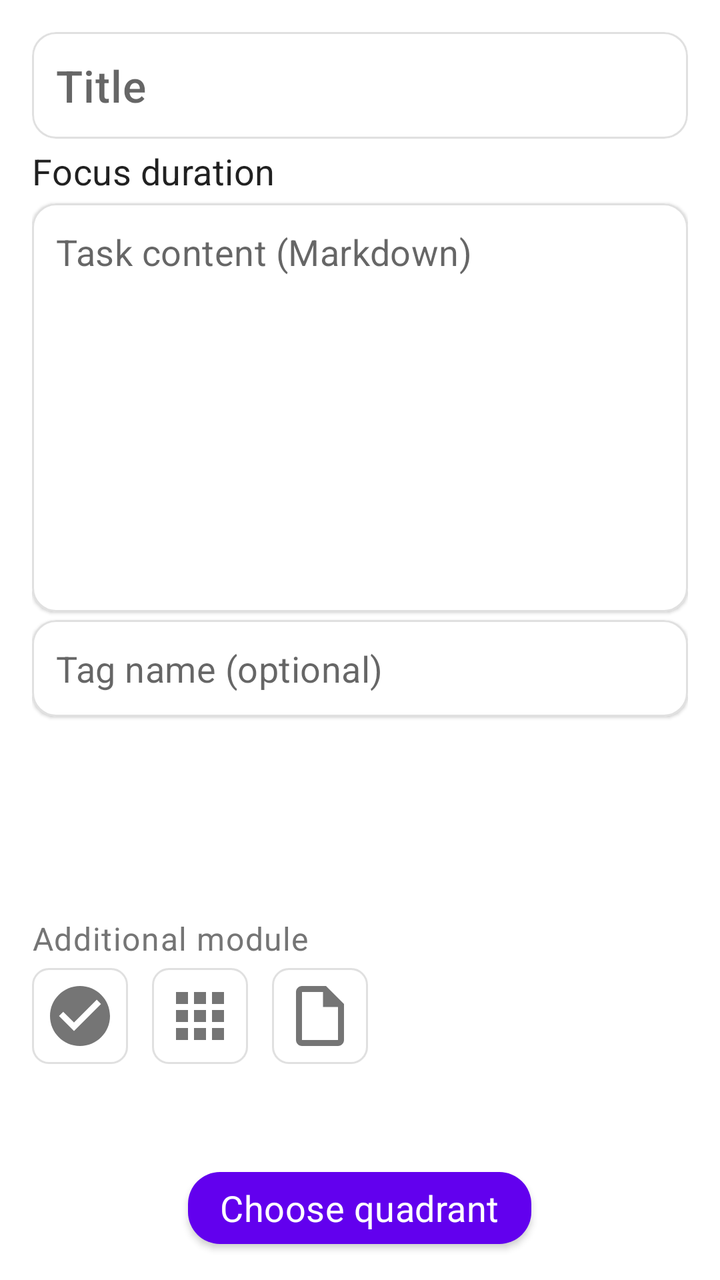
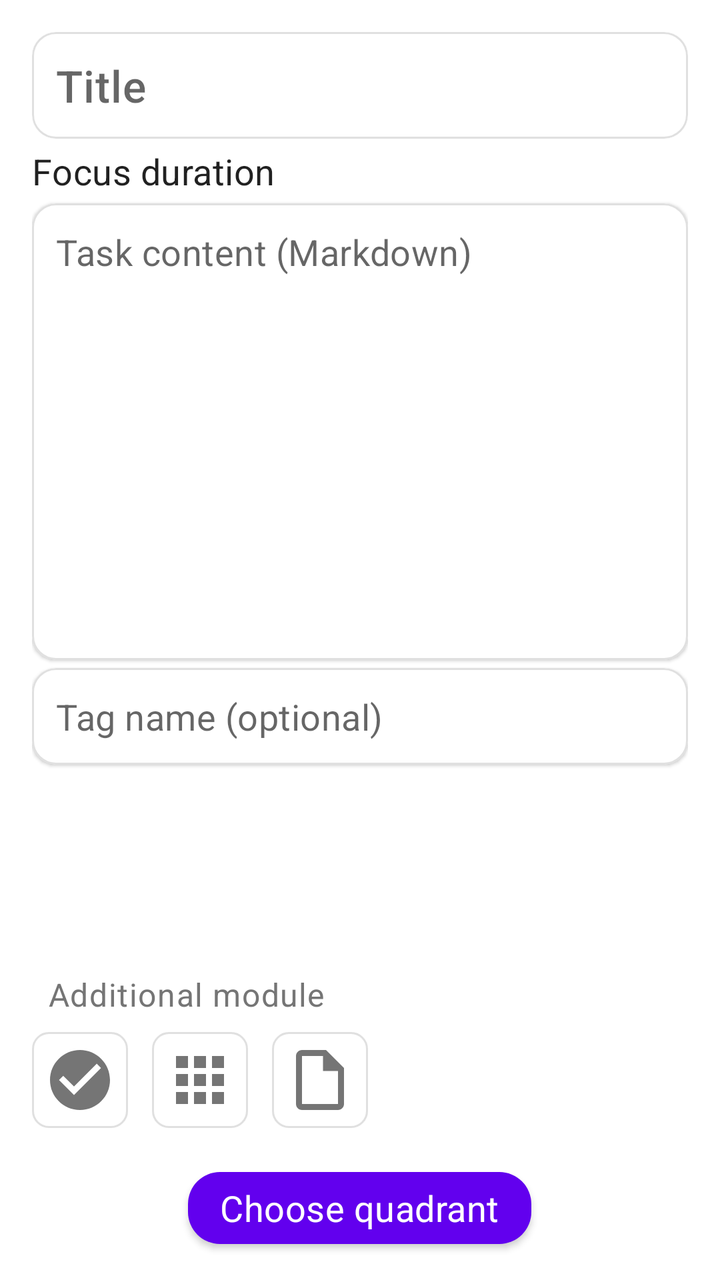

An Android layout rendered at two revisions. The XML below is the earlier revision; the diff shows what the commit changed to produce the second picture.
<!-- AndroidManifest.xml: application theme Theme.JustNow -->
<!-- res/layout/fragment_task_edit.xml -->
<?xml version="1.0" encoding="utf-8"?>
<LinearLayout xmlns:android="http://schemas.android.com/apk/res/android"
    xmlns:app="http://schemas.android.com/apk/res-auto"
    android:layout_width="match_parent"
    android:layout_height="match_parent"
    android:orientation="vertical"
    android:background="?android:attr/colorBackground">

    <LinearLayout
        android:layout_width="match_parent"
        android:layout_height="0dp"
        android:layout_weight="1"
        android:orientation="vertical"
        android:clipChildren="false"
        android:padding="16dp">

        
        <com.google.android.material.card.MaterialCardView
            android:id="@+id/card_title"
            android:layout_width="match_parent"
            android:layout_height="wrap_content"
            app:cardElevation="1dp"
            app:cardCornerRadius="12dp"
            app:strokeWidth="1dp"
            app:strokeColor="@color/divider">

            <EditText
                android:id="@+id/et_title"
                android:layout_width="match_parent"
                android:layout_height="wrap_content"
                android:hint="@string/s_title_hint"
                android:inputType="textCapSentences"
                android:textAppearance="@style/TextAppearance.JustNow.Title"
                android:padding="12dp"
                android:background="@android:color/transparent" />
        </com.google.android.material.card.MaterialCardView>

        
        <TextView
            android:layout_width="wrap_content"
            android:layout_height="wrap_content"
            android:text="@string/s_focus_duration"
            android:textAppearance="@style/TextAppearance.JustNow.Body"
            android:layout_marginTop="4dp" />

        <LinearLayout
            android:id="@+id/ll_focus_options"
            android:layout_width="match_parent"
            android:layout_height="wrap_content"
            android:orientation="vertical" />

        
        <com.google.android.material.card.MaterialCardView
            android:id="@+id/card_markdown"
            android:layout_width="match_parent"
            android:layout_height="0dp"
            android:layout_weight="1"
            android:layout_marginTop="4dp"
            app:cardElevation="1dp"
            app:cardCornerRadius="12dp"
            app:strokeWidth="1dp"
            app:strokeColor="@color/divider">

            <EditText
                android:id="@+id/et_markdown"
                android:layout_width="match_parent"
                android:layout_height="match_parent"
                android:hint="@string/s_markdown_hint"
                android:inputType="textMultiLine|textCapSentences"
                android:gravity="top|start"
                android:background="@android:color/transparent"
                android:padding="12dp"
                android:textAppearance="@style/TextAppearance.JustNow.Body"
                android:scrollbars="vertical"
                android:lineSpacingExtra="4dp" />
        </com.google.android.material.card.MaterialCardView>

        
        <com.google.android.material.card.MaterialCardView
            android:id="@+id/card_tag"
            android:layout_width="match_parent"
            android:layout_height="wrap_content"
            android:layout_marginTop="4dp"
            app:cardElevation="1dp"
            app:cardCornerRadius="12dp"
            app:strokeWidth="1dp"
            app:strokeColor="@color/divider">

            <AutoCompleteTextView
                android:id="@+id/et_tag_name"
                android:layout_width="match_parent"
                android:layout_height="wrap_content"
                android:hint="@string/s_tag_input_hint"
                android:inputType="text"
                android:maxLines="1"
                android:completionThreshold="1"
                android:textAppearance="@style/TextAppearance.JustNow.Body"
                android:padding="12dp"
                android:background="@android:color/transparent"
                android:dropDownHeight="200dp" />
        </com.google.android.material.card.MaterialCardView>

        
        <com.google.android.material.chip.ChipGroup
            android:id="@+id/cg_existing_tags"
            android:layout_width="match_parent"
            android:layout_height="88dp"
            android:layout_marginTop="8dp"
            app:singleLine="false"
            app:singleSelection="true"
            app:chipSpacingHorizontal="8dp"
            app:chipSpacingVertical="4dp" />

        
        <TextView
            android:layout_width="wrap_content"
            android:layout_height="wrap_content"
            android:text="@string/s_detail_module"
            android:textAppearance="@style/TextAppearance.JustNow.Caption"
            android:textColor="@color/text_secondary"
            android:layout_marginTop="4dp" />

        <LinearLayout
            android:id="@+id/ll_module_buttons"
            android:layout_width="match_parent"
            android:layout_height="wrap_content"
            android:layout_marginTop="4dp"
            android:clipChildren="false"
            android:orientation="horizontal">

            <ImageButton
                android:id="@+id/btn_module_checklist"
                android:layout_width="48dp"
                android:layout_height="48dp"
                android:padding="6dp"
                android:scaleType="fitCenter"
                android:src="@drawable/ic_module_checklist"
                android:background="@drawable/bg_module_button"
                android:stateListAnimator="@animator/module_button_state_list"
                android:tint="@color/selector_module_icon_tint"
                android:contentDescription="@string/s_module_checklist" />

            <ImageButton
                android:id="@+id/btn_module_app_action"
                android:layout_width="48dp"
                android:layout_height="48dp"
                android:layout_marginStart="12dp"
                android:padding="6dp"
                android:scaleType="fitCenter"
                android:src="@drawable/ic_module_app_action"
                android:background="@drawable/bg_module_button"
                android:stateListAnimator="@animator/module_button_state_list"
                android:tint="@color/selector_module_icon_tint"
                android:contentDescription="@string/s_module_app_action" />

            <ImageButton
                android:id="@+id/btn_module_note_share"
                android:layout_width="48dp"
                android:layout_height="48dp"
                android:layout_marginStart="12dp"
                android:padding="6dp"
                android:scaleType="fitCenter"
                android:src="@drawable/ic_module_note_share"
                android:background="@drawable/bg_module_button"
                android:stateListAnimator="@animator/module_button_state_list"
                android:tint="@color/selector_module_icon_tint"
                android:contentDescription="@string/s_module_note_share" />
        </LinearLayout>

        
        <LinearLayout
            android:id="@+id/ll_module_hint"
            android:layout_width="match_parent"
            android:layout_height="28dp"
            android:layout_marginTop="4dp"
            android:orientation="horizontal"
            android:gravity="center_vertical"
            android:background="?attr/selectableItemBackground"
            android:paddingHorizontal="8dp"
            android:clickable="true"
            android:focusable="true">

            <TextView
                android:id="@+id/tv_module_hint"
                android:layout_width="0dp"
                android:layout_height="wrap_content"
                android:layout_weight="1"
                android:maxLines="1"
                android:ellipsize="end"
                android:textAppearance="@style/TextAppearance.JustNow.Body"
                android:textColor="@color/text_secondary" />
        </LinearLayout>

    </LinearLayout>

    
    <com.google.android.material.button.MaterialButton
        android:id="@+id/btn_next_quadrant"
        android:layout_width="wrap_content"
        android:layout_height="wrap_content"
        android:layout_gravity="center_horizontal"
        android:text="@string/s_next_quadrant"
        android:textAppearance="@style/TextAppearance.JustNow.Body"
        app:cornerRadius="16dp"
        android:layout_marginHorizontal="12dp"
        android:layout_marginBottom="12dp" />

</LinearLayout>
<!-- resources referenced by this layout -->
<resources>
  <color name="divider">#E0E0E0</color>
  <color name="text_secondary">#757575</color>
  <!-- drawable ic_module_note_share (drawable) -->
  <vector xmlns:android="http://schemas.android.com/apk/res/android"
      android:width="36dp"
      android:height="36dp"
      android:viewportWidth="24"
      android:viewportHeight="24"
      android:tint="?attr/colorOnSurfaceVariant">
      <path
          android:fillColor="@android:color/white"
          android:pathData="M14,2H6c-1.1,0 -2,0.9 -2,2v16c0,1.1 0.89,2 1.99,2H18c1.1,0 2,-0.9 2,-2V8l-6,-6zM6,20V4h7v5h5v11H6z"/>
  </vector>
  <string name="s_detail_module">Additional module</string>
  <string name="s_focus_duration">Focus duration</string>
  <string name="s_markdown_hint">Task content (Markdown)</string>
  <string name="s_module_app_action">APP action</string>
  <string name="s_module_checklist">Todo checklist</string>
  <string name="s_module_note_share">Note share</string>
  <string name="s_next_quadrant">Choose quadrant</string>
  <string name="s_tag_input_hint">Tag name (optional)</string>
  <string name="s_title_hint">Title</string>
  <style name="TextAppearance.JustNow.Body" parent="TextAppearance.MaterialComponents.Subtitle1">
          <item name="android:textSize">@dimen/text_size_body</item>
      </style>
  <style name="TextAppearance.JustNow.Caption" parent="TextAppearance.MaterialComponents.Caption">
          <item name="android:textSize">@dimen/text_size_caption</item>
      </style>
  <style name="TextAppearance.JustNow.Title" parent="TextAppearance.MaterialComponents.Headline6">
          <item name="android:textSize">@dimen/text_size_title</item>
      </style>
  <color name="badge_background">#E0E0E0</color>
  <dimen name="text_size_body">18sp</dimen>
  <dimen name="text_size_caption">16sp</dimen>
  <dimen name="text_size_title">22sp</dimen>
  <color name="purple_500">#FF6200EE</color>
  <color name="purple_700">#FF3700B3</color>
  <color name="white">#FFFFFFFF</color>
  <color name="teal_200">#FF03DAC5</color>
  <color name="teal_700">#FF018786</color>
  <color name="black">#FF000000</color>
  <style name="TextAppearance.JustNow.Dialog.Title" parent="TextAppearance.JustNow.Title">
          <item name="android:textColor">@color/text_primary</item>
      </style>
  <color name="text_primary">#1A1A1A</color>
  <style name="TextAppearance.JustNow.Dialog.Body" parent="TextAppearance.JustNow.Body">
          <item name="android:textColor">@color/text_primary</item>
      </style>
  <style name="Widget.JustNow.Dialog.Button" parent="Widget.MaterialComponents.Button.TextButton.Dialog">
          <item name="android:textAppearance">@style/TextAppearance.JustNow.Dialog.Button</item>
          <item name="android:textColor">@color/dialog_primary_action_text</item>
          <item name="textAllCaps">false</item>
      </style>
  <style name="Widget.JustNow.Dialog.Button.Secondary" parent="Widget.MaterialComponents.Button.TextButton.Dialog">
          <item name="android:textAppearance">@style/TextAppearance.JustNow.Dialog.Button.Secondary</item>
          <item name="android:textColor">@color/dialog_action_text</item>
          <item name="textAllCaps">false</item>
      </style>
  <style name="TextAppearance.JustNow.Dialog.Button" parent="TextAppearance.JustNow.Body">
          <item name="android:textColor">@color/dialog_primary_action_text</item>
      </style>
  <style name="TextAppearance.JustNow.Dialog.Button.Secondary" parent="TextAppearance.JustNow.Body">
          <item name="android:textColor">@color/dialog_action_text</item>
      </style>
  <!-- unchanged entries left out for length: 5 -->
</resources>

<!-- the commit's change to res/layout/fragment_task_edit.xml (unified diff, before → after) -->
@@ -112,13 +112,36 @@
             app:chipSpacingVertical="4dp" />
 
         
-        <TextView
-            android:layout_width="wrap_content"
-            android:layout_height="wrap_content"
-            android:text="@string/s_detail_module"
-            android:textAppearance="@style/TextAppearance.JustNow.Caption"
-            android:textColor="@color/text_secondary"
-            android:layout_marginTop="4dp" />
+        <LinearLayout
+            android:id="@+id/ll_module_title"
+            android:layout_width="match_parent"
+            android:layout_height="wrap_content"
+            android:layout_marginTop="4dp"
+            android:orientation="horizontal"
+            android:gravity="center_vertical"
+            android:background="?attr/selectableItemBackground"
+            android:paddingHorizontal="8dp"
+            android:paddingVertical="4dp"
+            android:clickable="true"
+            android:focusable="true">
+
+            <TextView
+                android:layout_width="wrap_content"
+                android:layout_height="wrap_content"
+                android:text="@string/s_detail_module"
+                android:textAppearance="@style/TextAppearance.JustNow.Caption"
+                android:textColor="@color/text_secondary" />
+
+            <TextView
+                android:id="@+id/tv_module_hint"
+                android:layout_width="0dp"
+                android:layout_height="wrap_content"
+                android:layout_weight="1"
+                android:maxLines="1"
+                android:ellipsize="end"
+                android:textAppearance="@style/TextAppearance.JustNow.Caption"
+                android:textColor="@color/text_secondary" />
+        </LinearLayout>
 
         <LinearLayout
             android:id="@+id/ll_module_buttons"
@@ -167,30 +190,6 @@
                 android:contentDescription="@string/s_module_note_share" />
         </LinearLayout>
 
-        
-        <LinearLayout
-            android:id="@+id/ll_module_hint"
-            android:layout_width="match_parent"
-            android:layout_height="28dp"
-            android:layout_marginTop="4dp"
-            android:orientation="horizontal"
-            android:gravity="center_vertical"
-            android:background="?attr/selectableItemBackground"
-            android:paddingHorizontal="8dp"
-            android:clickable="true"
-            android:focusable="true">
-
-            <TextView
-                android:id="@+id/tv_module_hint"
-                android:layout_width="0dp"
-                android:layout_height="wrap_content"
-                android:layout_weight="1"
-                android:maxLines="1"
-                android:ellipsize="end"
-                android:textAppearance="@style/TextAppearance.JustNow.Body"
-                android:textColor="@color/text_secondary" />
-        </LinearLayout>
-
     </LinearLayout>
 
     
